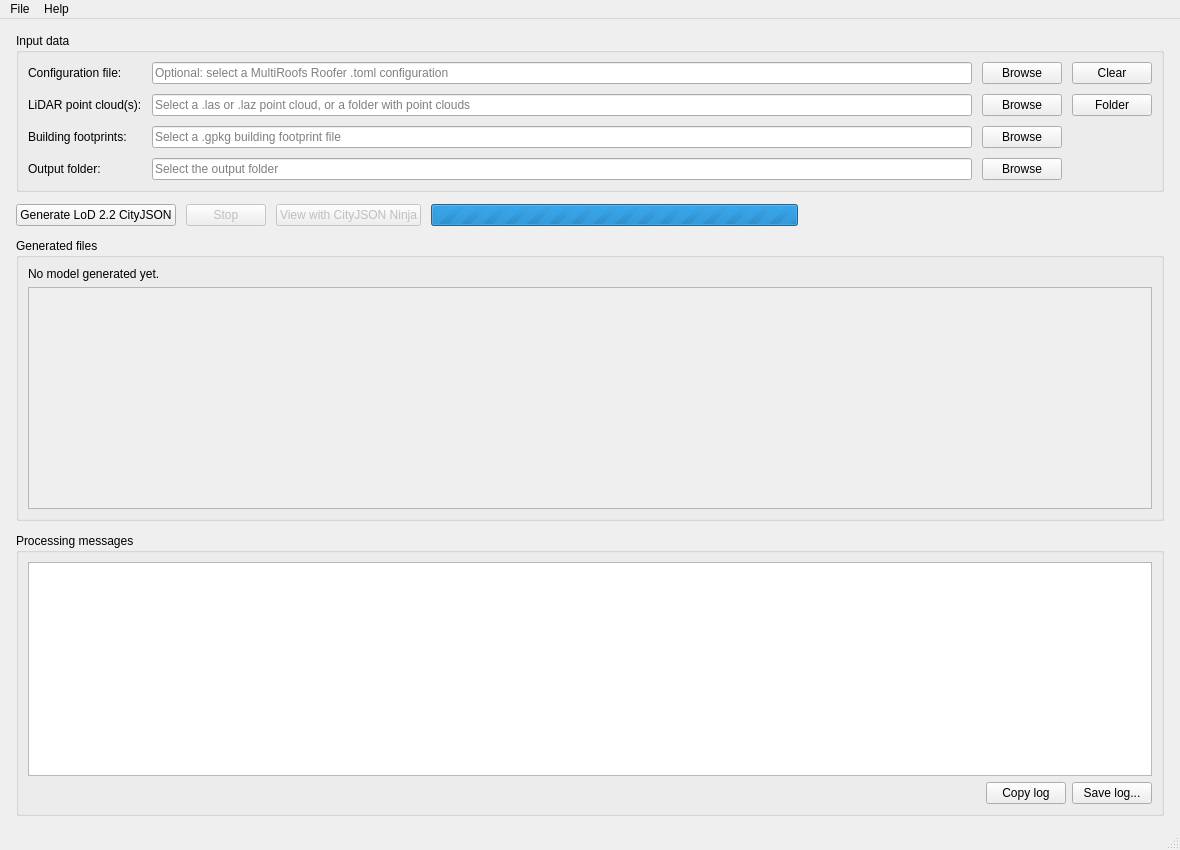
Above: UI/mainWindow.ui from MultiRoofs/UIcityJSON before the change. Below: the same form after it.
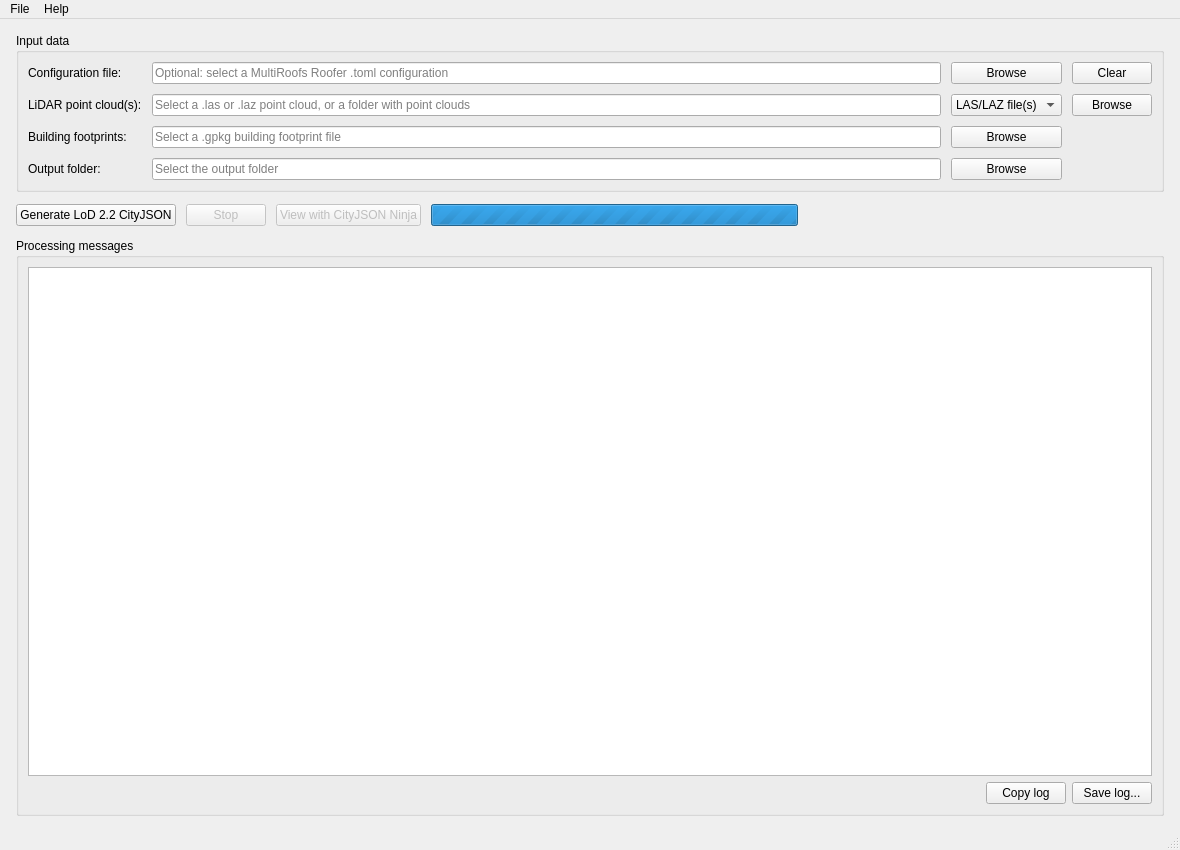
That is the form after the change.

Diff of the .ui file:
```diff
--- a/UI/mainWindow.ui
+++ b/UI/mainWindow.ui
@@ -97,23 +97,30 @@
        </item>
 
        <item row="1" column="2">
-        <widget class="QPushButton" name="pb_browse_cloud">
-         <property name="text">
-          <string>Browse</string>
+        <widget class="QComboBox" name="cmb_cloud_mode">
+         <property name="toolTip">
+          <string>Choose whether Browse selects .las/.laz file(s) or a folder of point clouds</string>
          </property>
          <property name="minimumWidth">
           <number>100</number>
          </property>
+         <item>
+          <property name="text">
+           <string>LAS/LAZ file(s)</string>
+          </property>
+         </item>
+         <item>
+          <property name="text">
+           <string>Folder</string>
+          </property>
+         </item>
         </widget>
        </item>
 
        <item row="1" column="3">
-        <widget class="QPushButton" name="pb_browse_cloud_folder">
+        <widget class="QPushButton" name="pb_browse_cloud">
          <property name="text">
-          <string>Folder</string>
-         </property>
-         <property name="toolTip">
-          <string>Select a folder that contains .las/.laz files</string>
+          <string>Browse</string>
          </property>
          <property name="minimumWidth">
           <number>80</number>
@@ -256,51 +263,8 @@
      </layout>
     </item>
 
-    <item>
-     <widget class="QGroupBox" name="gb_generated">
-      <property name="title">
-       <string>Generated files</string>
-      </property>
 
-      <layout class="QVBoxLayout" name="generatedGroupLayout">
-       <item>
-        <widget class="QLabel" name="lb_run_folder">
-         <property name="text">
-          <string>No model generated yet.</string>
-         </property>
-         <property name="wordWrap">
-          <bool>true</bool>
-         </property>
-         <property name="textInteractionFlags">
-          <set>Qt::TextInteractionFlag::TextSelectableByMouse</set>
-         </property>
-        </widget>
-       </item>
-
-       <item>
-        <widget class="QScrollArea" name="sa_files">
-         <property name="widgetResizable">
-          <bool>true</bool>
-         </property>
-         <property name="minimumHeight">
-          <number>120</number>
-         </property>
-         <widget class="QWidget" name="files_widget">
-          <layout class="QVBoxLayout" name="files_layout">
-           <property name="leftMargin"><number>0</number></property>
-           <property name="topMargin"><number>0</number></property>
-           <property name="rightMargin"><number>0</number></property>
-           <property name="bottomMargin"><number>0</number></property>
-           <property name="spacing"><number>8</number></property>
-          </layout>
-         </widget>
-        </widget>
-       </item>
-      </layout>
-     </widget>
-    </item>
-
-    <item>
+    <item stretch="1">
      <widget class="QGroupBox" name="gb_log">
       <property name="title">
        <string>Processing messages</string>
@@ -309,6 +273,12 @@
       <layout class="QVBoxLayout" name="logLayout">
        <item>
         <widget class="QPlainTextEdit" name="log_box">
+          <property name="sizePolicy">
+           <sizepolicy hsizetype="Expanding" vsizetype="Expanding">
+            <horstretch>0</horstretch>
+            <verstretch>1</verstretch>
+           </sizepolicy>
+          </property>
          <property name="readOnly">
           <bool>true</bool>
          </property>
```
Left out of the diff: 8 changed lines with no effect on the pictures.
